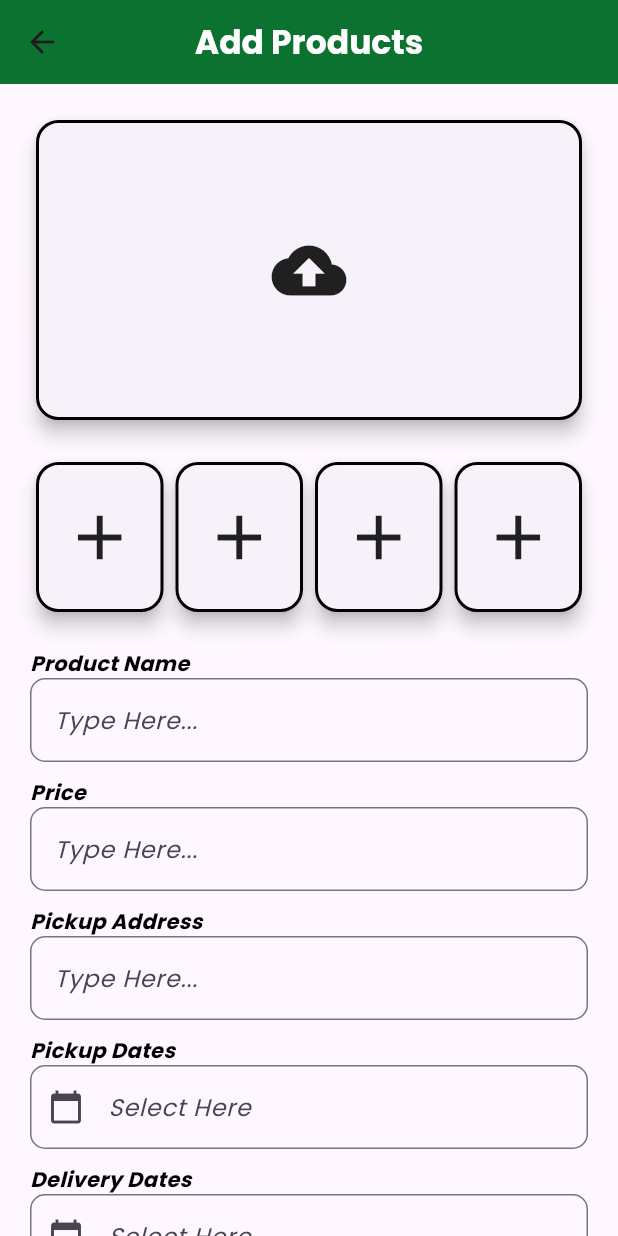
After one commit to jstnbala/Helen-Mobile, a Flutter app: the AddProductPage screen opened directly, on a phone screen of 412 x 824 dp. The commit adds this screen. Run offline on Flutter 3.47's test engine with Material 3 defaults, Android fonts, the light colour scheme and no system bars.

Commit message:
add product ui

```diff
--- /dev/null
+++ b/lib/farmers/addproduct.dart
@@ -0,0 +1,279 @@
+// ignore_for_file: prefer_const_constructors, library_private_types_in_public_api
+import 'package:flutter/material.dart';
+
+class AddProductPage extends StatefulWidget {
+  @override
+  _AddProductPageState createState() => _AddProductPageState();
+}
+
+class _AddProductPageState extends State<AddProductPage> {
+  @override
+  Widget build(BuildContext context) {
+    return Scaffold(
+      appBar: AppBar(
+        backgroundColor: Color(0xFF0C7230),
+        title: Text(
+          'Add Products',
+          style: TextStyle(
+            fontFamily: 'Poppins',
+            fontWeight: FontWeight.bold,
+            color: Colors.white,
+          ),
+        ),
+        centerTitle: true,
+      ),
+      body: SingleChildScrollView(
+        child: Padding(
+          padding: const EdgeInsets.all(20.0),
+          child: Column(
+            crossAxisAlignment: CrossAxisAlignment.stretch,
+            children: [
+              // Big Card
+              Card(
+                shape: RoundedRectangleBorder(
+                  borderRadius: BorderRadius.circular(15.0),
+                  side: BorderSide(
+                    color: Colors.black,
+                    style: BorderStyle.solid,
+                    width: 2.0,
+                  ),
+                ),
+                elevation: 5,
+                child: InkWell(
+                  onTap: () {
+                    // Add functionality here
+                  },
+                  child: Container(
+                    height: 200, // Adjust as needed
+                    child: Center(
+                      child: Icon(
+                        Icons.cloud_upload,
+                        size: 50,
+                      ),
+                    ),
+                  ),
+                ),
+              ),
+              SizedBox(height: 20), // Adding some space between the cards
+
+              // Small Cards Row
+              Row(
+                mainAxisAlignment: MainAxisAlignment.spaceBetween,
+                children: List.generate(
+                  4,
+                  (index) => Flexible(
+                    child: Card(
+                      shape: RoundedRectangleBorder(
+                        borderRadius: BorderRadius.circular(15.0),
+                        side: BorderSide(
+                          color: Colors.black,
+                          style: BorderStyle.solid,
+                          width: 2.0,
+                        ),
+                      ),
+                      elevation: 5,
+                      child: InkWell(
+                        onTap: () {
+                          // Add functionality here
+                        },
+                        child: Container(
+                          height: 100, // Adjust as needed
+                          child: Center(
+                            child: Icon(
+                              Icons.add,
+                              size: 50,
+                            ),
+                          ),
+                        ),
+                      ),
+                    ),
+                  ),
+                ),
+              ),
+              SizedBox(height: 20),
+
+              // Product Name
+              Text(
+                'Product Name',
+                style: TextStyle(
+                  fontFamily: 'Poppins',
+                  fontWeight: FontWeight.bold,
+                  fontStyle: FontStyle.italic,
+                  color: Colors.black,
+                ),
+              ),
+              TextFormField(
+                decoration: InputDecoration(
+                  hintText: 'Type Here...',
+                  hintStyle: TextStyle(
+                    fontFamily: 'Poppins',
+                    fontStyle: FontStyle.italic,
+                  ),
+                  border: OutlineInputBorder(
+                    borderRadius: BorderRadius.circular(10.0),
+                    borderSide: BorderSide(),
+                  ),
+                ),
+              ),
+              SizedBox(height: 10),
+
+              // Price
+              Text(
+                'Price',
+                style: TextStyle(
+                  fontFamily: 'Poppins',
+                  fontWeight: FontWeight.bold,
+                  fontStyle: FontStyle.italic,
+                  color: Colors.black,
+                ),
+              ),
+              TextFormField(
+                decoration: InputDecoration(
+                  hintText: 'Type Here...',
+                  hintStyle: TextStyle(
+                    fontFamily: 'Poppins',
+                    fontStyle: FontStyle.italic,
+                  ),
+                  border: OutlineInputBorder(
+                    borderRadius: BorderRadius.circular(10.0),
+                    borderSide: BorderSide(),
+                  ),
+                ),
+              ),
+              SizedBox(height: 10),
+
+              // Pickup Address
+              Text(
+                'Pickup Address',
+                style: TextStyle(
+                  fontFamily: 'Poppins',
+                  fontWeight: FontWeight.bold,
+                  fontStyle: FontStyle.italic,
+                  color: Colors.black,
+                ),
+              ),
+              TextFormField(
+                decoration: InputDecoration(
+                  hintText: 'Type Here...',
+                  hintStyle: TextStyle(
+                    fontFamily: 'Poppins',
+                    fontStyle: FontStyle.italic,
+                  ),
+                  border: OutlineInputBorder(
+                    borderRadius: BorderRadius.circular(10.0),
+                    borderSide: BorderSide(),
+                  ),
+                ),
+              ),
+              SizedBox(height: 10),
+
+              // Pickup Dates
+              Text(
+                'Pickup Dates',
+                style: TextStyle(
+                  fontFamily: 'Poppins',
+                  fontWeight: FontWeight.bold,
+                  fontStyle: FontStyle.italic,
+                  color: Colors.black,
+                ),
+              ),
+              // Calendar Icon with 'Select Here' hint
+              TextFormField(
+                readOnly: true,
+                decoration: InputDecoration(
+                  hintText: 'Select Here',
+                  hintStyle: TextStyle(
+                    fontFamily: 'Poppins',
+                    fontStyle: FontStyle.italic,
+                  ),
+                  border: OutlineInputBorder(
+                    borderRadius: BorderRadius.circular(10.0),
+                    borderSide: BorderSide(),
+                  ),
+                  prefixIcon: Icon(Icons.calendar_today),
+                ),
+              ),
+              SizedBox(height: 10),
+
+              // Delivery Dates
+              Text(
+                'Delivery Dates',
+                style: TextStyle(
+                  fontFamily: 'Poppins',
+                  fontWeight: FontWeight.bold,
+                  fontStyle: FontStyle.italic,
+                  color: Colors.black,
+                ),
+              ),
+              // Calendar Icon with 'Select Here' hint
+              TextFormField(
+                readOnly: true,
+                decoration: InputDecoration(
+                  hintText: 'Select Here',
+                  hintStyle: TextStyle(
+                    fontFamily: 'Poppins',
+                    fontStyle: FontStyle.italic,
+                  ),
+                  border: OutlineInputBorder(
+                    borderRadius: BorderRadius.circular(10.0),
+                    borderSide: BorderSide(),
+                  ),
+                  prefixIcon: Icon(Icons.calendar_today),
+                ),
+              ),
+              SizedBox(height: 10),
+
+              // Product Details
+              Text(
+                'Product Details',
+                style: TextStyle(
+                  fontFamily: 'Poppins',
+                  fontWeight: FontWeight.bold,
+                  fontStyle: FontStyle.italic,
+                  color: Colors.black,
+                ),
+              ),
+              TextFormField(
+                maxLines: null,
+                decoration: InputDecoration(
+                  hintText: 'Type Here...',
+                  hintStyle: TextStyle(
+                    fontFamily: 'Poppins',
+                    fontStyle: FontStyle.italic,
+                  ),
+                  border: OutlineInputBorder(
+                    borderRadius: BorderRadius.circular(10.0),
+                    borderSide: BorderSide(),
+                  ),
+                ),
+              ),
+              SizedBox(height: 20),
+
+              // Add Button
+              ElevatedButton(
+                onPressed: () {
+                  // Add functionality here
+                },
+                style: ElevatedButton.styleFrom(
+                  primary: Color(0xFF0C7230),
+                  shape: RoundedRectangleBorder(
+                    borderRadius: BorderRadius.circular(8),
+                  ),
+                ),
+                child: Text(
+                  'Add',
+                  style: TextStyle(
+                    fontFamily: 'Poppins',
+                    fontWeight: FontWeight.bold,
+                    fontSize: 16, // Decrease font size
+                    color: Colors.white,
+                  ),
+                ),
+              ),
+            ],
+          ),
+        ),
+      ),
+    );
+  }
+}
--- a/lib/farmers/homepage.dart
+++ b/lib/farmers/homepage.dart
@@ -2,6 +2,7 @@
 import 'package:flutter/material.dart';
 import 'package:helen_app/farmers/ai-chat.dart';
 import 'package:helen_app/farmers/upcoming-events.dart';
+import 'package:helen_app/farmers/addproduct.dart'; // Import the AddProductPage class
 
 class HomePage extends StatelessWidget {
   @override
@@ -78,7 +79,15 @@ class HomePage extends StatelessWidget {
                     ),
                   ),
                   SizedBox(width: 10),
-                  ClipRRect(
+                  // Wrap GestureDetector with Navigator
+                  GestureDetector(
+                    onTap: () {
+                      Navigator.push(
+                        context,
+                        MaterialPageRoute(builder: (context) => AddProductPage()), // Navigate to AddProductPage
+                      );
+                    },
+                    child: ClipRRect(
                       borderRadius: BorderRadius.circular(15),
                       child: Container(
                         width: 185,
@@ -120,6 +129,7 @@ class HomePage extends StatelessWidget {
                               ),
                             ),
                           ],
+                        ),
                       ),
                     ),
                   ),
@@ -278,7 +288,7 @@ class HomePage extends StatelessWidget {
                                         child: Column(
                                           crossAxisAlignment: CrossAxisAlignment.start,
                                           children: [
-                                            Text(
+                                            Text (
                                               'Lemon',
                                               style: TextStyle(
                                                 fontFamily: 'Poppins',
```
Lines whose indentation alone changed are shown as unchanged.
